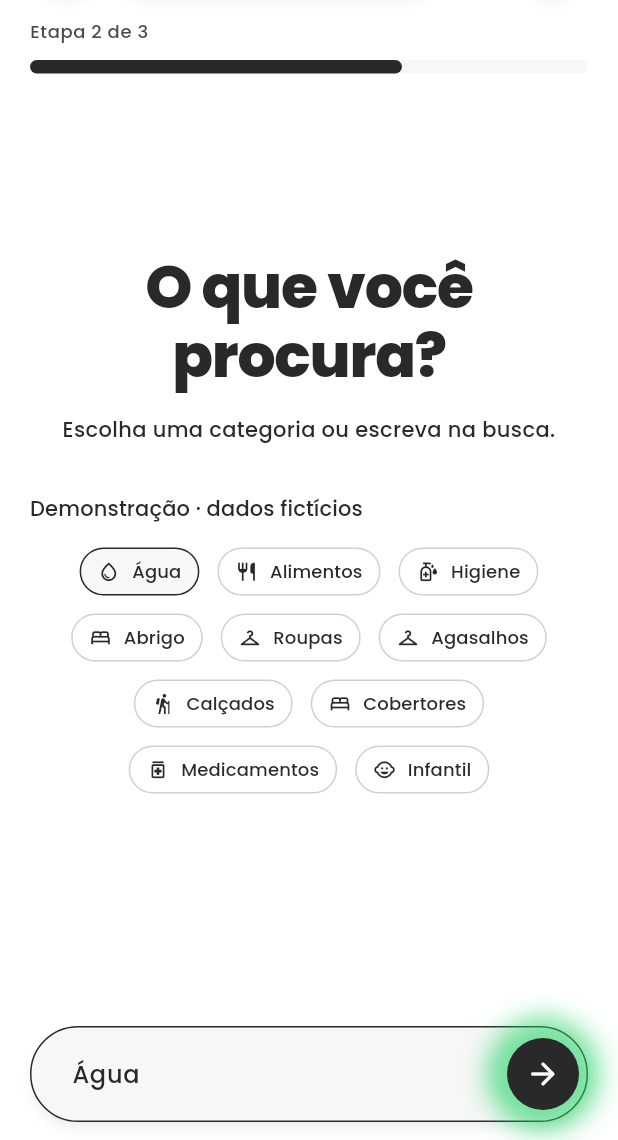
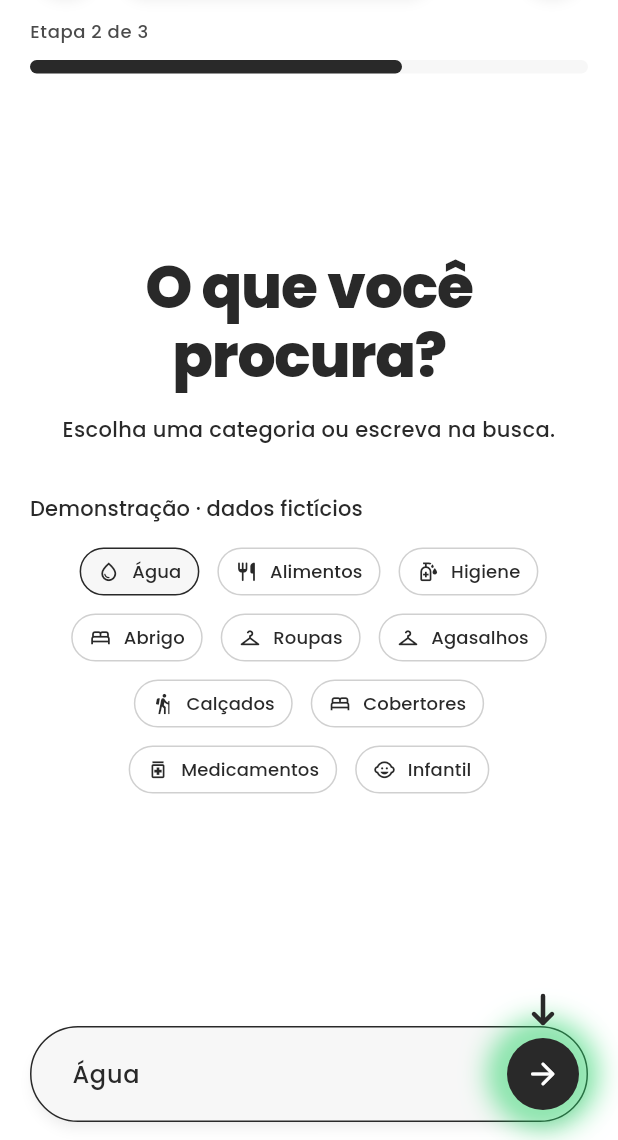
Before and after one commit to jlucasvr/Integrador-II, a Flutter app: the screen it shows after launch, after a tap on "Preciso de ajuda", after a tap on "Água", on a phone screen of 412 x 824 dp, the part 96-1236 px from its top. Run offline on Flutter 3.47's test engine with Material 3 defaults, Android fonts, the phone set to English and light mode, and no system bars; our stand-ins replace flutter_map, geolocator, latlong2; missing offline and left inert: flutter_map_vector_tiles; accounts and stored records are empty.

Commit message:
feat(ui): adicionar seta animada e acelerar pulso dos botões

```diff
--- a/lib/ui/core/widgets/action_glow.dart
+++ b/lib/ui/core/widgets/action_glow.dart
@@ -13,7 +13,7 @@ class _ActionGlowState extends State<ActionGlow>
     with SingleTickerProviderStateMixin {
   late final AnimationController _glow = AnimationController(
     vsync: this,
-    duration: const Duration(milliseconds: 900),
+    duration: const Duration(milliseconds: 600),
   )..addStatusListener(_onStatus);
   bool _reducedMotion = false;
   bool _looping = false;
@@ -28,7 +28,7 @@ class _ActionGlowState extends State<ActionGlow>
         min: 0,
         max: 1,
         reverse: true,
-        period: const Duration(milliseconds: 1800),
+        period: const Duration(milliseconds: 1000),
       );
     }
   }
@@ -95,6 +95,24 @@ class _PulsePainter extends CustomPainter {
         ..strokeWidth = 10 + 6 * strength
         ..maskFilter = const ui.MaskFilter.blur(ui.BlurStyle.normal, 10),
     );
+    final centerX = size.width / 2;
+    final top = -32 + 6 * Curves.easeInOutSine.transform(animation.value);
+    final arrow = Path()
+      ..moveTo(centerX, top)
+      ..lineTo(centerX, top + 18)
+      ..moveTo(centerX - 6, top + 12)
+      ..lineTo(centerX, top + 18)
+      ..lineTo(centerX + 6, top + 12);
+    final arrowPaint = Paint()
+      ..style = PaintingStyle.stroke
+      ..strokeCap = StrokeCap.round
+      ..strokeJoin = StrokeJoin.round;
+    canvas.drawPath(
+      arrow,
+      arrowPaint
+        ..color = const Color(0xff292929)
+        ..strokeWidth = 3,
+    );
   }
 
   @override
```
Also changed, not shown: 1 other file.
